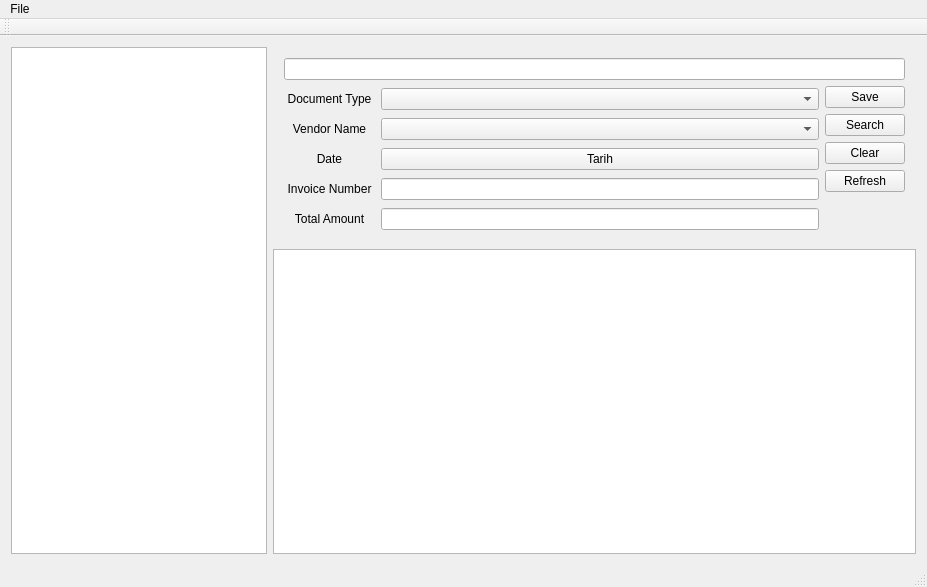
Qt form qtftp.ui (hsudas/QtFtp) before a commit.
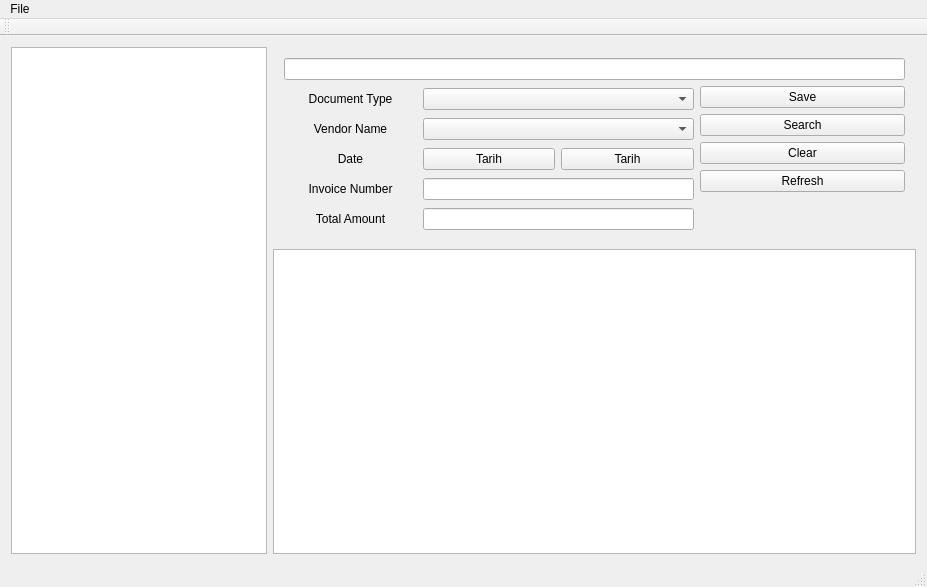
The same form after that commit.

Commit message: Aramada kullanilacak 2. tarih butonu eklendi

```diff
--- a/qtftp.ui
+++ b/qtftp.ui
@@ -34,83 +34,10 @@
        </sizepolicy>
       </property>
       <layout class="QGridLayout" name="gridLayout_3">
-       <item row="1" column="0" rowspan="2">
-        <layout class="QGridLayout" name="gridLayout">
-         <property name="sizeConstraint">
-          <enum>QLayout::SetMinAndMaxSize</enum>
-         </property>
-         <item row="4" column="0">
-          <widget class="QLabel" name="label_5">
-           <property name="text">
-            <string>Total Amount</string>
-           </property>
-           <property name="alignment">
-            <set>Qt::AlignCenter</set>
-           </property>
-          </widget>
-         </item>
-         <item row="3" column="0">
-          <widget class="QLabel" name="label_4">
-           <property name="text">
-            <string>Invoice Number</string>
-           </property>
-           <property name="alignment">
-            <set>Qt::AlignCenter</set>
-           </property>
-          </widget>
-         </item>
-         <item row="0" column="0">
-          <widget class="QLabel" name="label">
-           <property name="text">
-            <string> Document Type </string>
-           </property>
-           <property name="alignment">
-            <set>Qt::AlignCenter</set>
-           </property>
-          </widget>
-         </item>
-         <item row="1" column="0">
-          <widget class="QLabel" name="label_2">
-           <property name="text">
-            <string>Vendor Name</string>
-           </property>
-           <property name="alignment">
-            <set>Qt::AlignCenter</set>
-           </property>
-          </widget>
-         </item>
-         <item row="2" column="0">
-          <widget class="QLabel" name="label_3">
-           <property name="text">
-            <string>Date</string>
-           </property>
-           <property name="alignment">
-            <set>Qt::AlignCenter</set>
-           </property>
-          </widget>
-         </item>
-         <item row="1" column="1">
-          <widget class="QComboBox" name="cbVendorName"/>
-         </item>
-         <item row="4" column="1">
-          <widget class="QLineEdit" name="txtTotalAmount"/>
-         </item>
-         <item row="3" column="1">
-          <widget class="QLineEdit" name="txtInvoiceNumber"/>
-         </item>
-         <item row="2" column="1">
-          <widget class="QPushButton" name="btnTarih">
-           <property name="text">
-            <string>Tarih</string>
-           </property>
-          </widget>
-         </item>
-         <item row="0" column="1">
-          <widget class="QComboBox" name="cbDocumentType"/>
-         </item>
-        </layout>
+       <item row="0" column="0" colspan="3">
+        <widget class="QLineEdit" name="txtFilePath"/>
        </item>
-       <item row="1" column="1" colspan="2">
+       <item row="1" column="2">
         <layout class="QGridLayout" name="gridLayout_2">
          <item row="1" column="0">
           <widget class="QPushButton" name="btnAra">
@@ -142,7 +69,7 @@
          </item>
         </layout>
        </item>
-       <item row="2" column="1" colspan="2">
+       <item row="2" column="2">
         <spacer name="verticalSpacer">
          <property name="orientation">
           <enum>Qt::Vertical</enum>
@@ -155,8 +82,88 @@
          </property>
         </spacer>
        </item>
-       <item row="0" column="0" colspan="3">
-        <widget class="QLineEdit" name="txtFilePath"/>
+       <item row="1" column="0" rowspan="2" colspan="2">
+        <layout class="QGridLayout" name="gridLayout">
+         <property name="sizeConstraint">
+          <enum>QLayout::SetMinAndMaxSize</enum>
+         </property>
+         <item row="4" column="0">
+          <widget class="QLabel" name="label_5">
+           <property name="text">
+            <string>Total Amount</string>
+           </property>
+           <property name="alignment">
+            <set>Qt::AlignCenter</set>
+           </property>
+          </widget>
+         </item>
+         <item row="3" column="0">
+          <widget class="QLabel" name="label_4">
+           <property name="text">
+            <string>Invoice Number</string>
+           </property>
+           <property name="alignment">
+            <set>Qt::AlignCenter</set>
+           </property>
+          </widget>
+         </item>
+         <item row="0" column="0">
+          <widget class="QLabel" name="label">
+           <property name="text">
+            <string> Document Type </string>
+           </property>
+           <property name="alignment">
+            <set>Qt::AlignCenter</set>
+           </property>
+          </widget>
+         </item>
+         <item row="1" column="0">
+          <widget class="QLabel" name="label_2">
+           <property name="text">
+            <string>Vendor Name</string>
+           </property>
+           <property name="alignment">
+            <set>Qt::AlignCenter</set>
+           </property>
+          </widget>
+         </item>
+         <item row="2" column="0">
+          <widget class="QLabel" name="label_3">
+           <property name="text">
+            <string>Date</string>
+           </property>
+           <property name="alignment">
+            <set>Qt::AlignCenter</set>
+           </property>
+          </widget>
+         </item>
+         <item row="2" column="1">
+          <widget class="QPushButton" name="btnTarih">
+           <property name="text">
+            <string>Tarih</string>
+           </property>
+          </widget>
+         </item>
+         <item row="2" column="2">
+          <widget class="QPushButton" name="btnTarih2">
+           <property name="text">
+            <string>Tarih</string>
+           </property>
+          </widget>
+         </item>
+         <item row="1" column="1" colspan="2">
+          <widget class="QComboBox" name="cbVendorName"/>
+         </item>
+         <item row="0" column="1" colspan="2">
+          <widget class="QComboBox" name="cbDocumentType"/>
+         </item>
+         <item row="3" column="1" colspan="2">
+          <widget class="QLineEdit" name="txtInvoiceNumber"/>
+         </item>
+         <item row="4" column="1" colspan="2">
+          <widget class="QLineEdit" name="txtTotalAmount"/>
+         </item>
+        </layout>
        </item>
       </layout>
       <zorder>txtFilePath</zorder>
```
The commit also changes 3 other files.
